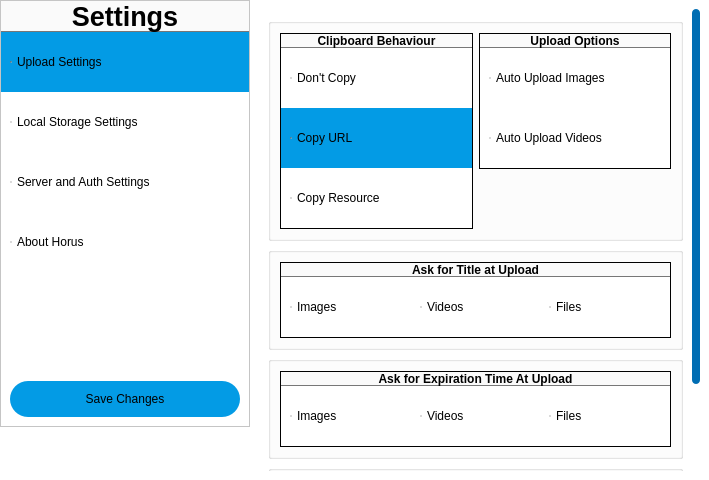
Before: the Qt Designer form editsettingswindow.ui in nickdonnelly/horus, drawn with Qt 5.
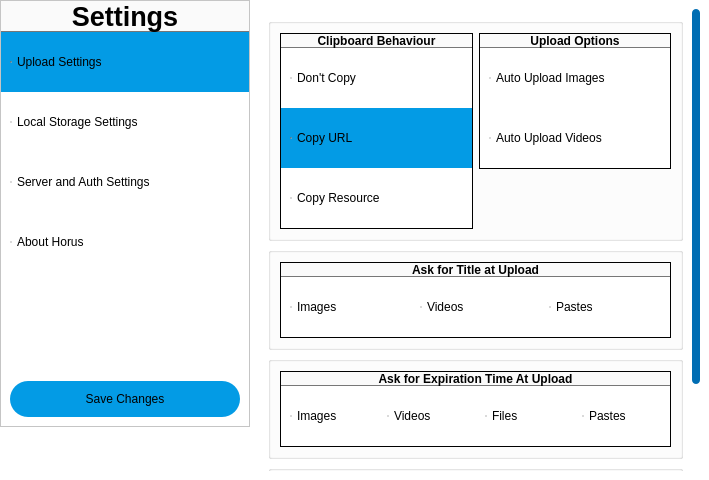
After: the same form once the commit is applied.

Commit message: + Setting to title pastes. + Setting to ask for paste expiration times. - Setting to title files (uses filename, duh).

```diff
--- a/editsettingswindow.ui
+++ b/editsettingswindow.ui
@@ -41,8 +41,9 @@
 	margin: 0px;
 	padding: 0 0 0 10;
 	height: 60px;
-	width: 100%;
+
 	icon-size: 0px;
+	text-align: center;
 }
 
 QRadioButton:hover {
@@ -332,7 +333,7 @@
              <property name="geometry">
               <rect>
                <x>0</x>
-               <y>0</y>
+               <y>-196</y>
                <width>431</width>
                <height>656</height>
               </rect>
@@ -585,7 +586,7 @@
                        <item>
                         <widget class="QRadioButton" name="rbTitleFile">
                          <property name="text">
-                          <string>Files</string>
+                          <string>Pastes</string>
                          </property>
                          <property name="autoExclusive">
                           <bool>false</bool>
@@ -707,6 +708,16 @@
                          </property>
                         </widget>
                        </item>
+                       <item>
+                        <widget class="QRadioButton" name="rbExpPaste">
+                         <property name="text">
+                          <string>Pastes</string>
+                         </property>
+                         <property name="autoExclusive">
+                          <bool>false</bool>
+                         </property>
+                        </widget>
+                       </item>
                       </layout>
                      </widget>
                     </item>
```
Left out of the diff: 2 changed lines with no effect on the pictures. The commit also changes 1 other file.
